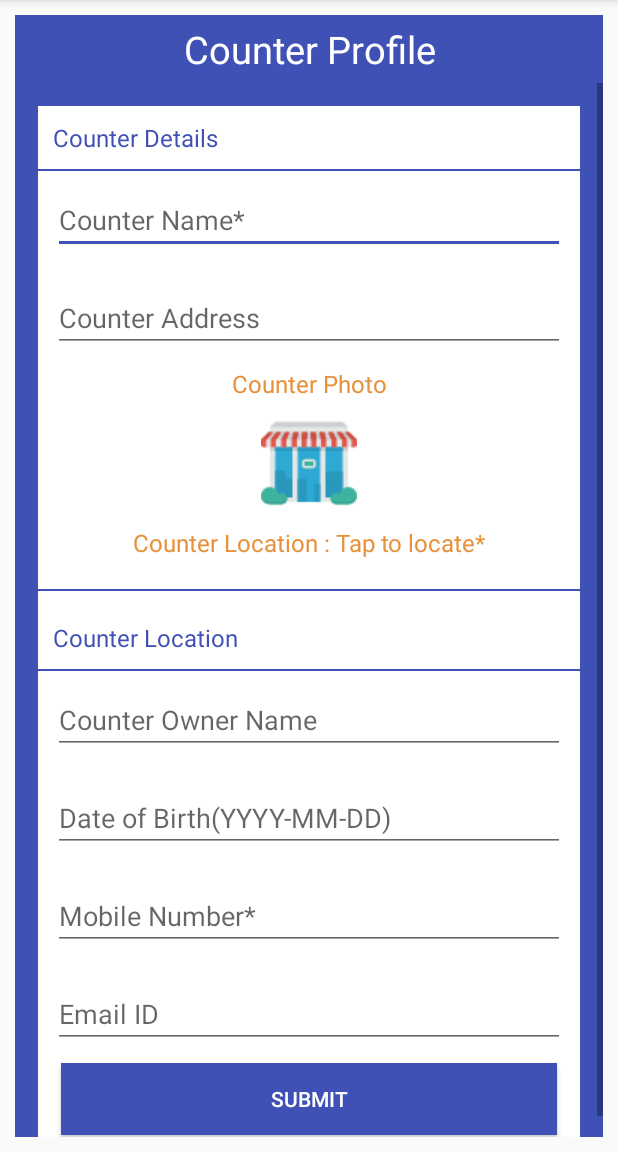
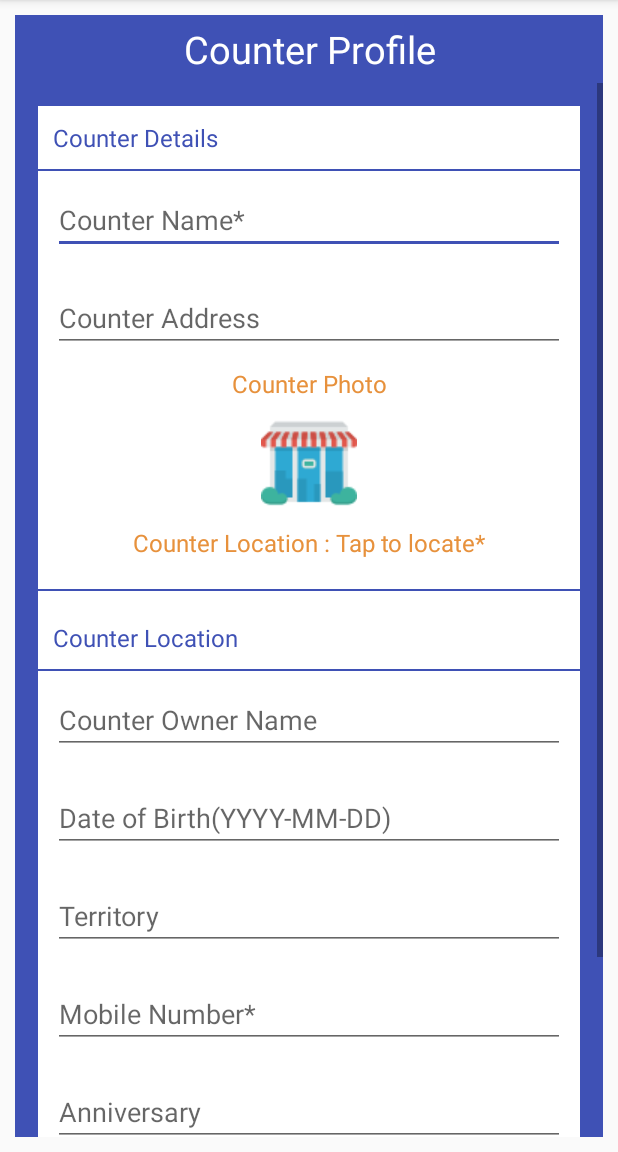
Before and after one commit to amitkp/Android, an Android app: the AddCounter screen opened directly, with no data from a screen before it, on a phone screen of 412 x 824 dp, the part 84-1236 px from its top. Run offline under Robolectric (Android 15) with nearby library versions, the phone set to English and light mode, and no system bars.

Commit message:
22_11 Amit Add counter aniversery,territori add date picker add

```diff
--- a/app/src/main/java/com/nordusk/UI/AddCounter.java
+++ b/app/src/main/java/com/nordusk/UI/AddCounter.java
@@ -13,6 +13,7 @@ import android.support.v7.app.AppCompatActivity;
 import android.os.Bundle;
 import android.text.TextUtils;
 import android.view.MenuItem;
+import android.view.MotionEvent;
 import android.view.View;
 import android.widget.Button;
 import android.widget.EditText;
@@ -20,15 +21,17 @@ import android.widget.TextView;
 import android.widget.Toast;
 
 import com.nordusk.R;
+import com.nordusk.utility.Util;
 import com.nordusk.webservices.AddCounterAsync;
 
+import java.text.SimpleDateFormat;
 import java.util.ArrayList;
 import java.util.List;
 import java.util.Locale;
 
 public class AddCounter extends AppCompatActivity implements LocationListener {
 
-    private EditText edt_countername, edt_counteraddress, edt_counterownername, edt_dob, edt_mobileno, edt_emailid;
+    private EditText edt_countername, edt_counteraddress, edt_counterownername, edt_dob, edt_mobileno, edt_emailid,edt_territory,edt_aniversary;
     private Button submit;
     private TextView txt_counterlocation_press, txt_current_loc;
     private static int REQUEST_LOCATION = 2;
@@ -36,6 +39,7 @@ public class AddCounter extends AppCompatActivity implements LocationListener {
     private boolean press_current_loc = false;
     private String lat="",longitude = "";
     String complete_address="";
+    private SimpleDateFormat dateFormatter;
 
     @Override
     protected void onCreate(Bundle savedInstanceState) {
@@ -82,6 +86,29 @@ public class AddCounter extends AppCompatActivity implements LocationListener {
                 validateInputs();
             }
         });
+
+
+
+        edt_dob.setOnTouchListener(new View.OnTouchListener() {
+            @Override
+            public boolean onTouch(View v, MotionEvent event) {
+                dateFormatter = new SimpleDateFormat("yyyy-MM-dd", Locale.US);
+
+                Util.setDateFromDatePicker(edt_dob, AddCounter.this, dateFormatter);
+                return false;
+            }
+        });
+
+        edt_aniversary.setOnTouchListener(new View.OnTouchListener() {
+            @Override
+            public boolean onTouch(View v, MotionEvent event) {
+
+                dateFormatter = new SimpleDateFormat("yyyy-MM-dd", Locale.US);
+
+                Util.setDateFromDatePicker(edt_aniversary, AddCounter.this, dateFormatter);
+                return false;
+            }
+        });
     }
 
     private void initView() {
@@ -90,8 +117,12 @@ public class AddCounter extends AppCompatActivity implements LocationListener {
         edt_counteraddress = (EditText) findViewById(R.id.counterdtls_edtxt_address);
         edt_counterownername = (EditText) findViewById(R.id.counterdtls_edtxt_ownername);
         edt_dob = (EditText) findViewById(R.id.counterdtls_edtxt_dob);
+
         edt_mobileno = (EditText) findViewById(R.id.counterdtls_edtxt_mobilenumber);
         edt_emailid = (EditText) findViewById(R.id.counterdtls_edtxt_emailid);
+        edt_territory=(EditText)findViewById(R.id.counterdtls_edtxt_territory);
+
+        edt_aniversary=(EditText)findViewById(R.id.counterdtls_edtxt_anniversary);
 
         txt_counterlocation_press = (TextView) findViewById(R.id.txt_courentlocation);
         txt_current_loc = (TextView) findViewById(R.id.txt_courentownerdetails);
--- a/app/src/main/res/layout/addcounterprofile.xml
+++ b/app/src/main/res/layout/addcounterprofile.xml
@@ -136,11 +136,28 @@
             ></EditText>
 
         <EditText
+            android:id="@+id/counterdtls_edtxt_territory"
+            android:layout_width="match_parent"
+            android:layout_height="wrap_content"
+            android:hint="Territory"
+            android:layout_margin="@dimen/dp_10"
+            ></EditText>
+
+        <EditText
             android:id="@+id/counterdtls_edtxt_mobilenumber"
             android:layout_width="match_parent"
             android:layout_height="wrap_content"
             android:hint="Mobile Number*"
             android:inputType="number"
+            android:layout_margin="@dimen/dp_10"
+            ></EditText>
+
+
+        <EditText
+            android:id="@+id/counterdtls_edtxt_anniversary"
+            android:layout_width="match_parent"
+            android:layout_height="wrap_content"
+            android:hint="Anniversary"
             android:layout_margin="@dimen/dp_10"
             ></EditText>
 
```
Also changed, not shown: app/src/main/java/com/nordusk/utility/Util.java (+36 -0 lines).
